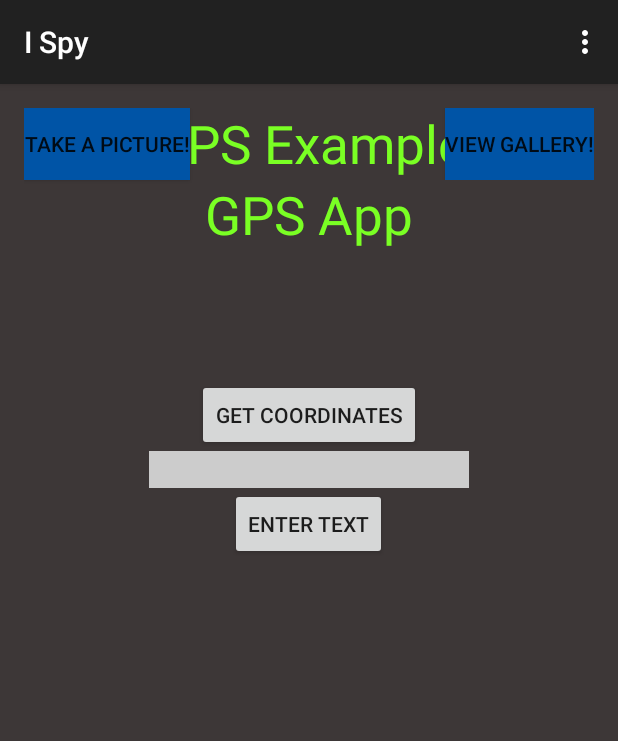
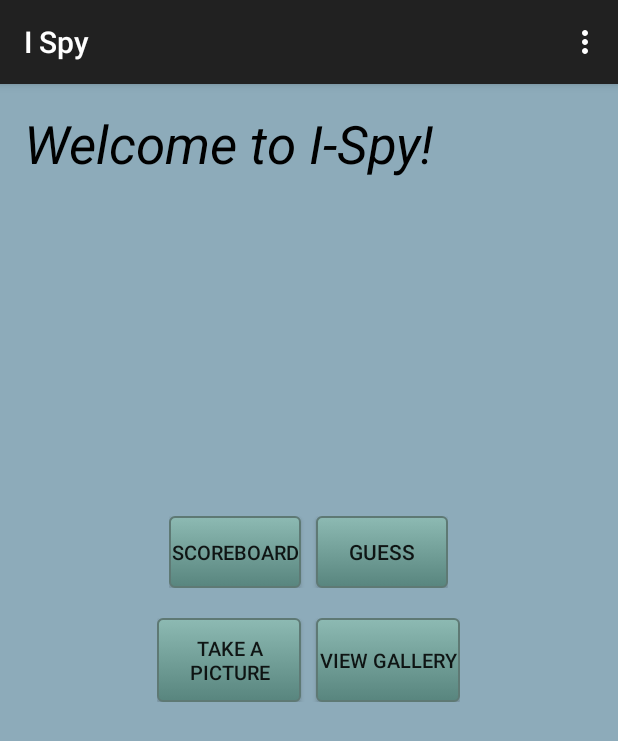
Before and after one commit to JohnReagan/i-spy-android, an Android app: the screen it shows after launch (MainActivity), on a phone screen of 412 x 824 dp. Shown: the top 741 px of the screen. Run offline under Robolectric (Android 15) with nearby library versions, the phone set to English and light mode, and no system bars.

```diff
--- a/app/src/main/java/edu/virginia/cs/cs4720/ispy/MainActivity.java
+++ b/app/src/main/java/edu/virginia/cs/cs4720/ispy/MainActivity.java
@@ -1,8 +1,8 @@
 package edu.virginia.cs.cs4720.ispy;
 
 
-
 import android.content.Intent;
+import android.content.res.Configuration;
 import android.net.Uri;
 import android.os.Bundle;
 import android.support.v7.app.AppCompatActivity;
@@ -13,7 +13,6 @@ import android.widget.Button;
 import android.widget.EditText;
 import android.widget.ImageView;
 import android.widget.TextView;
-import android.widget.Toast;
 
 import java.util.List;
 
@@ -34,41 +33,21 @@ public class MainActivity extends AppCompatActivity {
     GPS gps;
 
     @Override
+    public void onConfigurationChanged(Configuration newConfig) {
+        super.onConfigurationChanged(newConfig);
+    }
+
+    @Override
     protected void onCreate(Bundle savedInstanceState) {
         super.onCreate(savedInstanceState);
         setContentView(R.layout.activity_main);
         ivImage = (ImageView)findViewById(R.id.ivImage);
-        b1 = (Button) findViewById(R.id.button1);
-
-
-        b1.setOnClickListener( new View.OnClickListener() {
-            public void onClick(View view) {
-                et = (EditText)findViewById(R.id.edit);
-                tv = (TextView)findViewById(R.id.textView2);
-                tv.setText("Welcome "+et.getText().toString()+"!");
-            }
-        });
-
-        b2 = (Button) findViewById(R.id.button);
 
 
 
-        b2.setOnClickListener(new View.OnClickListener() {
-            @Override
-            public void onClick(View arg0) {
-                gps = new GPS(MainActivity.this);
 
-                if (gps.canGetLocation()) {
 
-                    double latitude = gps.getLatitude();
-                    double longitude = gps.getLongitude();
 
-                    Toast.makeText(getApplicationContext(), "your location is: \nLat" + latitude + "\nLon" + longitude, Toast.LENGTH_LONG).show();
-                } else {
-                    gps.showSettingsAlert();
-                }
-            }
-        });
 
         camButt = (Button)findViewById(R.id.myButt);
 
--- /dev/null
+++ b/app/src/main/res/drawable/button.xml
@@ -0,0 +1,24 @@
+<?xml version="1.0" encoding="utf-8"?>
+<selector xmlns:android="http://schemas.android.com/apk/res/android">
+    <item android:state_pressed="true" >
+        <shape android:shape="rectangle"  >
+            <corners android:radius="3dip" />
+            <stroke android:width="1dip" android:color="#5e7974" />
+            <gradient android:angle="-90" android:startColor="#345953" android:endColor="#689a92"  />
+        </shape>
+    </item>
+    <item android:state_focused="true">
+        <shape android:shape="rectangle"  >
+            <corners android:radius="3dip" />
+            <stroke android:width="1dip" android:color="#5e7974" />
+            <solid android:color="#58857e"/>
+        </shape>
+    </item>
+    <item >
+        <shape android:shape="rectangle"  >
+            <corners android:radius="3dip" />
+            <stroke android:width="1dip" android:color="#5e7974" />
+            <gradient android:angle="-90" android:startColor="#8dbab3" android:endColor="#58857e" />
+        </shape>
+    </item>
+</selector>
--- a/app/src/main/res/layout/activity_main.xml
+++ b/app/src/main/res/layout/activity_main.xml
@@ -3,95 +3,84 @@
     android:layout_height="match_parent" android:paddingLeft="@dimen/activity_horizontal_margin"
     android:paddingRight="@dimen/activity_horizontal_margin"
     android:paddingTop="@dimen/activity_vertical_margin"
-    android:background="#3D3737"
+    android:background="#8dabba"
     android:paddingBottom="@dimen/activity_vertical_margin" tools:context=".MainActivity">
 
-    <TextView android:text="GPS Example" android:layout_width="wrap_content"
+    <TextView android:text="@string/welcome" android:layout_width="wrap_content"
         android:layout_height="wrap_content"
         android:id="@+id/textview"
-        android:textSize="35dp"
+        android:textSize="35sp"
+        android:textStyle="italic"
         android:layout_alignParentTop="true"
-        android:layout_centerHorizontal="true"
-        android:textColor="#ff7aff24"
+        android:layout_alignParentLeft="true"
+        android:layout_alignParentStart="true"
+        android:textColor="#000000"
         />
 
-
-
-    <TextView
+    <LinearLayout
         android:layout_width="wrap_content"
         android:layout_height="wrap_content"
-        android:text="GPS App"
-        android:id="@+id/textView"
-        android:layout_below="@+id/textview"
+        android:orientation="horizontal"
+        android:layout_centerInParent="true"
         android:layout_centerHorizontal="true"
-        android:textColor="#ff7aff24"
-        android:textSize="35dp" />
+        android:id="@+id/row1">
 
-    <TextView
+        <Button
+            android:layout_width="0.0dip"
+            android:layout_height="fill_parent"
+            android:layout_weight="1"
+            android:layout_marginRight="10dp"
+            android:layout_marginEnd="10dp"
+            android:text="@string/picture"
+            android:textSize="13sp"
+            android:id="@+id/myButt"
+            android:background="@drawable/button"
+            />
+
+        <Button
+            android:layout_width="0.0dip"
+            android:layout_height="fill_parent"
+            android:layout_weight="1"
+            android:text="@string/gallery"
+            android:id="@+id/galButt"
+            android:textSize="13sp"
+            android:background="@drawable/button"
+            />
+
+    </LinearLayout>
+
+    <LinearLayout
         android:layout_width="wrap_content"
         android:layout_height="wrap_content"
-        android:id="@+id/textView2"
-        android:layout_below="@+id/textView"
+        android:orientation="horizontal"
+        android:layout_centerInParent="true"
         android:layout_centerHorizontal="true"
-        android:textColor="#ff7aff24"
-        android:textSize="35dp"
-        />
+        android:id="@+id/row2"
+        android:layout_above="@+id/row1"
+        android:layout_marginBottom="20dp">
 
+            <Button
+                android:layout_width="0.0dip"
+                android:layout_height="fill_parent"
+                android:layout_weight="1"
+                android:text="@string/score"
+                android:textSize="13sp"
+                android:id="@+id/scoreButt"
+                android:background="@drawable/button"
+                android:layout_marginRight="10dp"
+                android:layout_marginEnd="10dp"
+                />
 
-    <Button
-        android:layout_width="wrap_content"
-        android:layout_height="wrap_content"
-        android:text="Take a picture!"
-        android:id="@+id/myButt"
-        android:background="#0054a6"
-        />
-    <FrameLayout
-        android:layout_width="fill_parent"
-        android:layout_height="wrap_content">
-        <Button
-            android:layout_width="wrap_content"
-            android:layout_height="wrap_content"
-            android:text="View gallery!"
-            android:id="@+id/galButt"
-            android:background="#0054a6"
-            android:layout_gravity="bottom|right"
-            />
+            <Button
+                android:layout_width="0.0dip"
+                android:layout_height="fill_parent"
+                android:layout_weight="1"
+                android:text="@string/guess"
+                android:id="@+id/guessButt"
+                android:background="@drawable/button"
+                />
+    </LinearLayout>
 
-    </FrameLayout>
-
-
-
-    <Button
-        android:layout_width="wrap_content"
-        android:layout_height="wrap_content"
-        android:text="Get coordinates"
-        android:id="@+id/button"
-        android:layout_below="@+id/textView"
-        android:layout_centerHorizontal="true"
-        android:layout_marginTop="86dp" />
-
-    <EditText
-        android:layout_width="wrap_content"
-        android:layout_height="wrap_content"
-        android:layout_weight="1"
-        android:id="@+id/edit"
-        android:layout_below="@+id/button"
-        android:layout_centerHorizontal="true"
-        android:background="#CCCCCC"
-        android:ems="10"
-        android:inputType="textPersonName"
-        />
-
-    <Button
-        android:layout_width="wrap_content"
-        android:layout_height="wrap_content"
-        android:layout_weight="1"
-        android:layout_centerHorizontal="true"
-        android:layout_below="@+id/edit"
-        android:text="Enter text"
-        android:id="@+id/button1"
-
-        />
     <LinearLayout
         android:layout_width="match_parent"
         android:layout_height="match_parent">
--- a/app/src/main/res/values/strings.xml
+++ b/app/src/main/res/values/strings.xml
@@ -1,7 +1,10 @@
 <resources>
     <string name="app_name">I Spy</string>
-
-    <string name="hello_world">Hello world!</string>
+    <string name="gallery">View gallery</string>
+    <string name="score">Scoreboard</string>
+    <string name="guess">Guess</string>
+    <string name="picture">Take a picture</string>
+    <string name="welcome">Welcome to I-Spy!</string>
     <string name="action_settings">Settings</string>
     <string name="title_activity_android_custom_gallery">AndroidCustomGallery</string>
 </resources>
```
Also changed, not shown: app/src/main/AndroidManifest.xml (+11 -3 lines), app/src/main/java/edu/virginia/cs/cs4720/ispy/AndroidCustomGallery.java (+12 -4 lines), app/src/main/java/edu/virginia/cs/cs4720/ispy/PhotoView.java (added, +52 -0 lines), app/src/main/res/layout/activity_photo_view.xml (added, +11 -0 lines), 1 other file.
